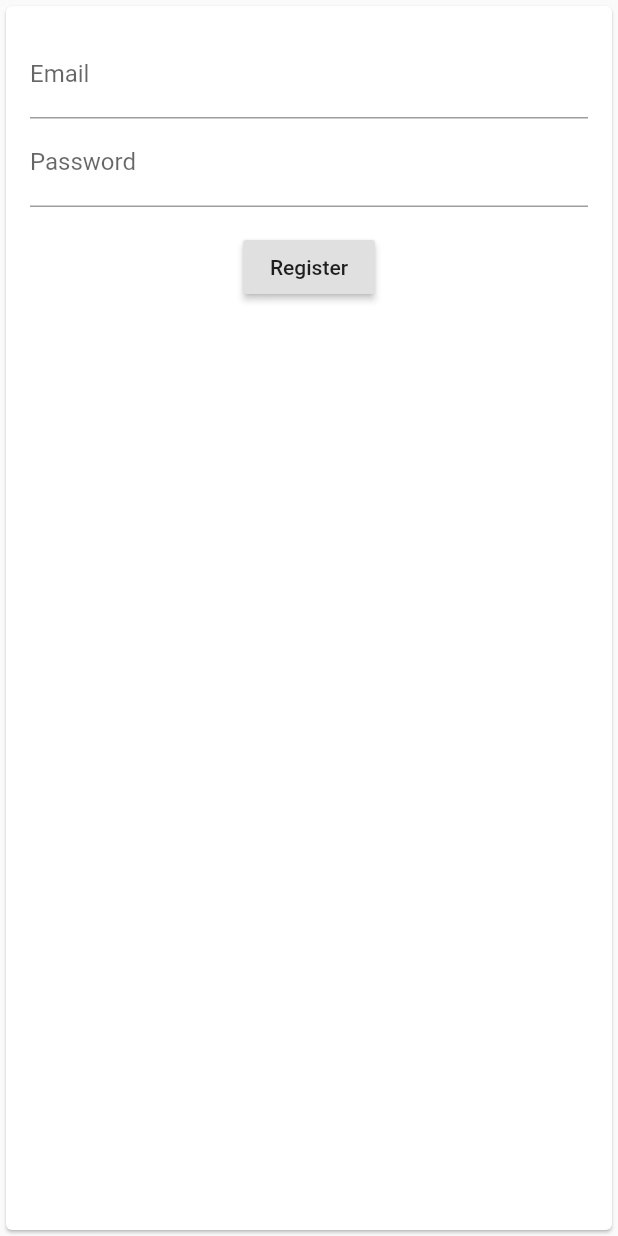
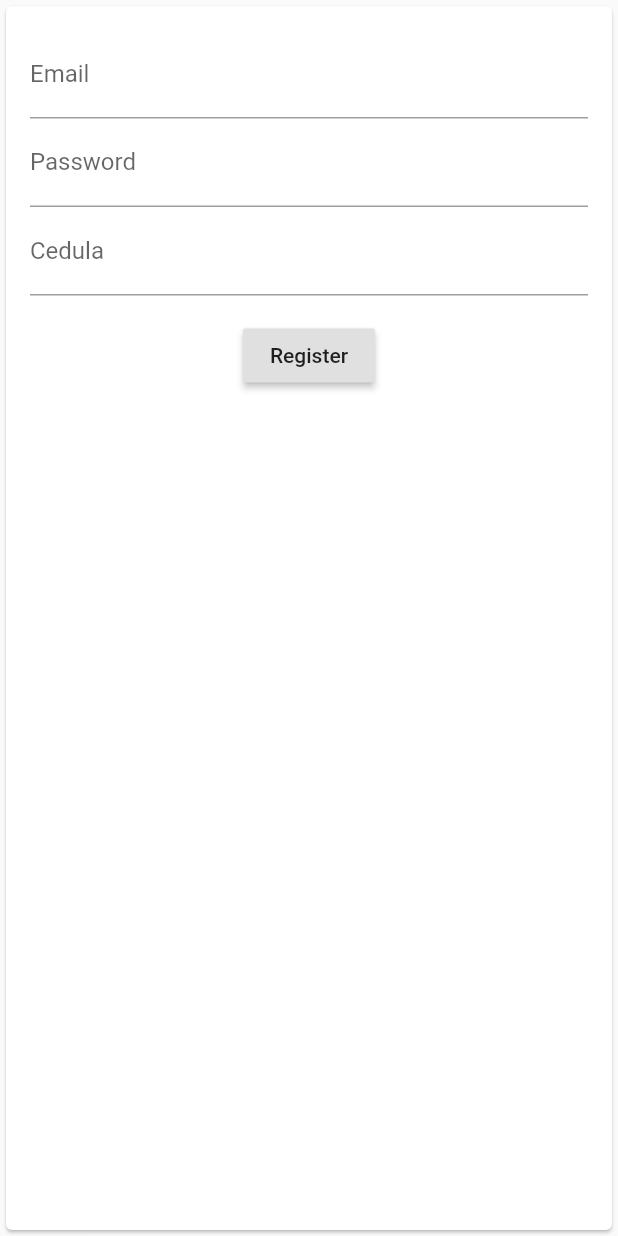
Before and after one commit to PaolaVelastegui/Velastegui_Paola_Examen2, a Flutter app: the RegisterLoginPage screen opened directly, on a phone screen of 412 x 824 dp. Run offline on Flutter 3.47's test engine with Material 2 defaults, Android fonts, the phone set to English and light mode, and no system bars; our stand-ins replace cached_network_image, cloud_firestore, firebase_auth, firebase_core, firebase_database, flutter_signin_button and 3 more; missing offline and left inert: dart:ffi, giff_dialog; accounts and stored records are empty; statements that could not run were skipped.

Commit message:
commit 20h45

```diff
--- a/lib/pages/register_login_page.dart
+++ b/lib/pages/register_login_page.dart
@@ -1,6 +1,7 @@
 import 'package:flutter/material.dart';
 import 'package:get/get.dart';
 import 'package:app_sistema_ventas/widgets/register_login_controller.dart';
+import 'package:flutter/services.dart';
 
 class RegisterLoginPage extends StatelessWidget {
   final controller = Get.put(LoginRegisterController());
@@ -29,6 +30,9 @@ class RegisterLoginPage extends StatelessWidget {
                     ),
                     TextFormField(
                       controller: _.passwordController,
+                      inputFormatters: <TextInputFormatter>[
+                        FilteringTextInputFormatter.allow(RegExp(r'^(?=(?:.\d){2})(?=(?:.[A-Z]){1})(?=(?:.*[a-z]){1})\S{6,10}$')),
+                      ],
                       decoration: const InputDecoration(labelText: 'Password'),
                       validator: (String? value) {
                         if (value == null || value.isEmpty) {
@@ -37,6 +41,16 @@ class RegisterLoginPage extends StatelessWidget {
                         return null;
                       },
                       obscureText: true,
+                    ),
+                     TextFormField(
+                      controller: _.cedulaController,
+                      decoration: const InputDecoration(labelText: 'Cedula'),
+                      validator: (String? value) {
+                        if (value!.isEmpty) {
+                          return 'Please enter some text';
+                        }
+                        return null;
+                      },
                     ),
                     Container(
                       padding: const EdgeInsets.only(top: 16.0),
--- a/lib/widgets/register_login_controller.dart
+++ b/lib/widgets/register_login_controller.dart
@@ -10,6 +10,7 @@ class LoginRegisterController extends GetxController{
 
   final TextEditingController emailController = TextEditingController();
   final TextEditingController passwordController = TextEditingController();
+   final TextEditingController cedulaController = TextEditingController();
 
   bool? success;
   String? userEmail = '';
```
